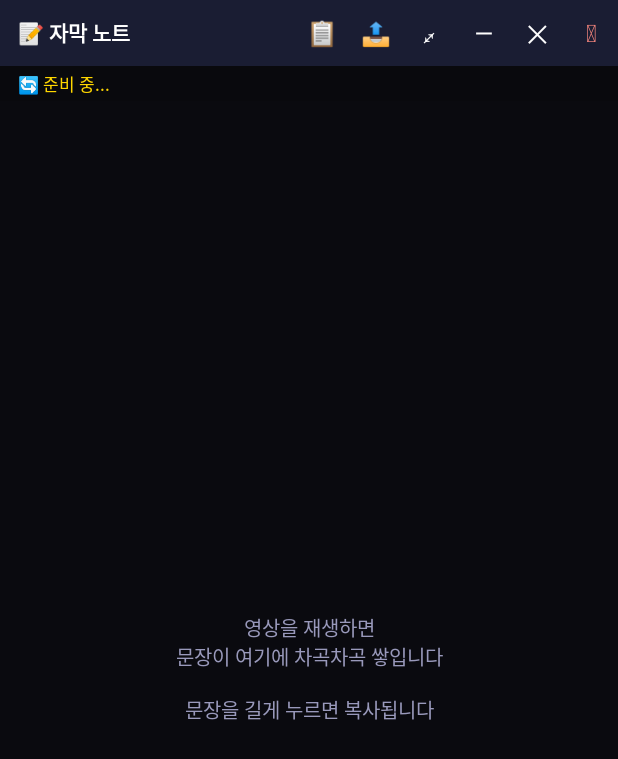
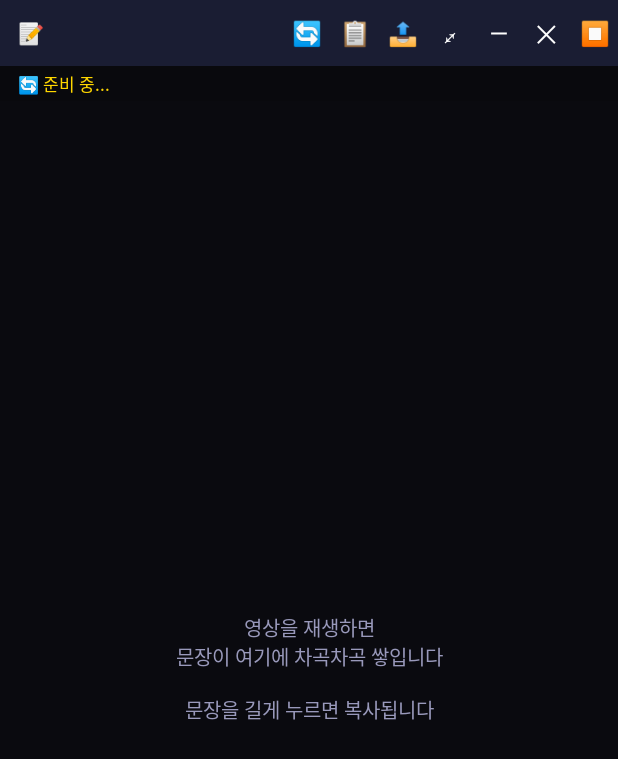
Before and after one commit to earlln/EarllnOverlay-app, an Android app: the layout overlay_note_panel.xml on its own in the app's theme, with its tools: preview values and no code run, on a phone screen of 412 x 824 dp. Shown: the top 759 px of the screen. Run offline under Robolectric (Android 15) with nearby library versions, the phone set to English and light mode, and no system bars.

Commit message:
Feat: 패널에 🔄 화면 다시 읽기 버튼 + 깨지는 종료 아이콘 수정
- 패널 헤더 🔄: 아래 앱을 스크롤한 뒤 누르면 새로 보이는 문장만 추가 번역 (중복 제외)
- 종료 아이콘 ⏻ 이 일부 기기 글꼴에서 깨져 ⏹ 로 변경
- 헤더 버튼 폭 36→32dp, 제목은 '📝 문장수'로 축약, 상태 줄 드래그로도 패널 이동

Co-Authored-By: Claude Opus 5.5 <noreply@anthropic.com>
Claude-Session: https://claude.ai/code/session_01XrAtvatfPRtmkzc6HGX4xH

```diff
--- a/app/src/main/res/layout/activity_main.xml
+++ b/app/src/main/res/layout/activity_main.xml
@@ -91,7 +91,7 @@
         <TextView
             android:layout_width="match_parent"
             android:layout_height="wrap_content"
-            android:text="1. ▶ 자막 시작 버튼 탭 → 권한 요청 시 모두 허용\n2. 화면 위에 📝 자막 노트 버튼이 나타납니다\n3. 다른 앱(X, 브라우저 등)에서 영상 재생\n4. 📝 버튼을 누르면 우측 패널에 문장과 번역이 차곡차곡 쌓입니다\n\n· 패널 상단 바를 드래그하면 이동\n· 📋 전체 복사 · 📤 공유 · ⤢ 크게 · — 숨기기 · ✕ 패널 닫기\n· ⏻ 두 번 누르면 자막 종료 (알림창의 종료 버튼으로도 가능)\n· 문장을 길게 누르면 그 문장만 복사\n· 📷 화면 번역: 화면에 보이는 영어 글자를 읽어 노트에 추가\n· 패널 위 노란 줄: 🔊 소리 감지 여부와 현재 상태 표시\n· 언어/오디오/글자 크기 등은 오른쪽 위 ⚙️ 설정에서 변경\n· 영상 앱이 내부 오디오를 막으면 🎤 마이크로 자동 전환 (볼륨을 켜 두세요)\n· 패널을 닫아도 기록은 유지되며, 자막을 종료하면 삭제됩니다\n· 인스타 등 영상 앱의 음소거(🔇)는 꼭 해제하세요 (휴대폰 볼륨은 0이어도 됨)\n\n⚠ 첫 실행 시 모델 다운로드 필요 (Wi-Fi 권장)\n   · 음성 인식: 빠름 약 40MB / 정확 약 128MB\n   · 번역: 약 30MB\n⚠ 화면 공유 권한은 내부 오디오 캡처에 사용됩니다"
+            android:text="1. ▶ 자막 시작 버튼 탭 → 권한 요청 시 모두 허용\n2. 화면 위에 📝 자막 노트 버튼이 나타납니다\n3. 다른 앱(X, 브라우저 등)에서 영상 재생\n4. 📝 버튼을 누르면 우측 패널에 문장과 번역이 차곡차곡 쌓입니다\n\n· 패널 상단 바를 드래그하면 이동\n· 🔄 화면 다시 읽기 · 📋 전체 복사 · 📤 공유 · ⤢ 크게 · — 숨기기 · ✕ 패널 닫기\n· ⏹ 두 번 누르면 자막 종료 (알림창의 종료 버튼으로도 가능)\n· 문장을 길게 누르면 그 문장만 복사\n· 📷 화면 번역: 화면에 보이는 영어 글자를 읽어 노트에 추가 (스크롤 후 🔄로 새 문장만 추가)\n· 패널 위 노란 줄: 🔊 소리 감지 여부와 현재 상태 표시\n· 언어/오디오/글자 크기 등은 오른쪽 위 ⚙️ 설정에서 변경\n· 영상 앱이 내부 오디오를 막으면 🎤 마이크로 자동 전환 (볼륨을 켜 두세요)\n· 패널을 닫아도 기록은 유지되며, 자막을 종료하면 삭제됩니다\n· 인스타 등 영상 앱의 음소거(🔇)는 꼭 해제하세요 (휴대폰 볼륨은 0이어도 됨)\n\n⚠ 첫 실행 시 모델 다운로드 필요 (Wi-Fi 권장)\n   · 음성 인식: 빠름 약 40MB / 정확 약 128MB\n   · 번역: 약 30MB\n⚠ 화면 공유 권한은 내부 오디오 캡처에 사용됩니다"
             android:textColor="#6666AA"
             android:textSize="13sp"
             android:lineSpacingExtra="4dp"/>
--- a/app/src/main/res/layout/overlay_note_panel.xml
+++ b/app/src/main/res/layout/overlay_note_panel.xml
@@ -23,11 +23,13 @@
             android:paddingStart="12dp"
             android:singleLine="true"
             android:ellipsize="end"
-            android:text="📝 자막 노트"
+            android:text="📝"
             android:textColor="#FFFFFF"
             android:textSize="14sp"
             android:textStyle="bold"/>
 
+        <TextView android:id="@+id/btnRefresh" style="@style/NotePanelButton" android:text="🔄"
+            android:contentDescription="화면 다시 읽기"/>
         <TextView android:id="@+id/btnCopyAll" style="@style/NotePanelButton" android:text="📋"
             android:contentDescription="전체 복사"/>
         <TextView android:id="@+id/btnShare" style="@style/NotePanelButton" android:text="📤"
@@ -38,7 +40,7 @@
             android:contentDescription="숨기기"/>
         <TextView android:id="@+id/btnClose" style="@style/NotePanelButton" android:text="✕"
             android:contentDescription="패널 닫기"/>
-        <TextView android:id="@+id/btnQuit" style="@style/NotePanelButton" android:text="⏻"
+        <TextView android:id="@+id/btnQuit" style="@style/NotePanelButton" android:text="⏹"
             android:textColor="#FF8A80"
             android:contentDescription="자막 종료"/>
     </LinearLayout>
--- a/app/src/main/res/values/themes.xml
+++ b/app/src/main/res/values/themes.xml
@@ -11,7 +11,7 @@
 
     <!-- 자막 노트 패널 헤더 버튼 -->
     <style name="NotePanelButton">
-        <item name="android:layout_width">36dp</item>
+        <item name="android:layout_width">32dp</item>
         <item name="android:layout_height">match_parent</item>
         <item name="android:gravity">center</item>
         <item name="android:textColor">#FFFFFF</item>
```
Also changed, not shown: app/src/main/java/com/earlln/overlay/note/NotePanelController.java (+7 -3 lines).
